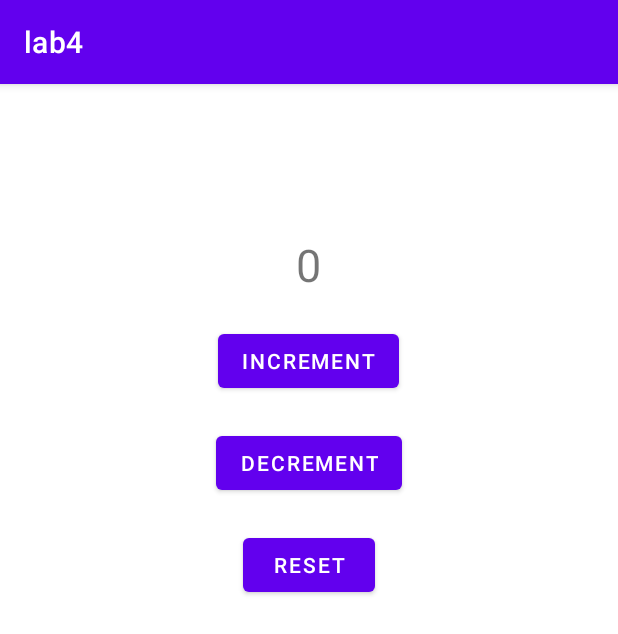
After one commit to accidentallogger/androidlab, an Android app: the lab4 screen opened directly, with no data from a screen before it, on a phone screen of 412 x 824 dp. The commit adds this screen. Shown: the top 634 px of the screen. Run offline under Robolectric (Android 15) with nearby library versions, the phone set to English and light mode, and no system bars.

Commit message:
lab4 changes intent.

```diff
--- a/app/src/main/java/com/example/androidlab/MainActivity.java
+++ b/app/src/main/java/com/example/androidlab/MainActivity.java
@@ -1,5 +1,6 @@
 package com.example.androidlab;
 
+import android.content.Intent;
 import android.media.MediaPlayer;
 import android.os.Bundle;
 import android.os.Handler;
@@ -27,6 +28,8 @@ public class MainActivity extends AppCompatActivity {
         button.setOnClickListener(new View.OnClickListener() {
             @Override
             public void onClick(View v) {
+                Intent intent = new Intent(MainActivity.this, com.example.androidlab.Activity2.class);
+                startActivity(intent);
                 if (!editText.getText().toString().isEmpty()) {
 
                     button.setText(editText.getText().toString());
--- /dev/null
+++ b/app/src/main/java/com/example/androidlab/lab4.java
@@ -0,0 +1,71 @@
+package com.example.androidlab;
+
+import android.content.Intent;
+import android.os.Bundle;
+import android.view.View;
+import android.widget.Button;
+import android.widget.TextView;
+import android.widget.Toast;
+
+import androidx.appcompat.app.AppCompatActivity;
+
+import com.example.androidlab.R;
+
+public class lab4 extends AppCompatActivity {
+
+    private int count = 0;
+    private TextView countText;
+    private Button incrementButton;
+    private Button decrementButton;
+    private Button resetButton;
+
+    @Override
+    protected void onCreate(Bundle savedInstanceState) {
+        super.onCreate(savedInstanceState);
+        setContentView(R.layout.lab4);
+
+        // Initialize the views
+
+        incrementButton = findViewById(R.id.incrementButton);
+        decrementButton = findViewById(R.id.decrementButton);
+        resetButton = findViewById(R.id.resetButton);
+        countText=findViewById(R.id.countText);
+        countText.setText(String.valueOf(count));
+        // Increment button functionality
+        incrementButton.setOnClickListener(new View.OnClickListener() {
+            @Override
+            public void onClick(View v) {
+                count++;
+                Intent intent = new Intent(lab4.this, com.example.androidlab.incrlab4.class);
+                intent.putExtra("message_key", String.valueOf(count));
+                startActivity(intent);
+
+                Toast.makeText(getApplicationContext(),"+",Toast.LENGTH_SHORT).show();
+            }
+        });
+
+        // Decrement button functionality
+        decrementButton.setOnClickListener(new View.OnClickListener() {
+            @Override
+            public void onClick(View v) {
+                count--;
+                Intent intent = new Intent(lab4.this, com.example.androidlab.decrlab4.class);
+                intent.putExtra("message_key", String.valueOf(count));
+                startActivity(intent);
+
+
+                Toast.makeText(getApplicationContext(),"-",Toast.LENGTH_SHORT).show();
+            }
+        });
+
+        // Reset button functionality
+        resetButton.setOnClickListener(new View.OnClickListener() {
+            @Override
+            public void onClick(View v) {
+                count = 0;
+                countText.setText(String.valueOf(count));
+                Toast.makeText(getApplicationContext(),"default set",Toast.LENGTH_SHORT).show();
+            }
+        });
+    }
+}
--- /dev/null
+++ b/app/src/main/res/layout/lab4.xml
@@ -0,0 +1,44 @@
+<?xml version="1.0" encoding="utf-8"?>
+<RelativeLayout xmlns:android="http://schemas.android.com/apk/res/android"
+    android:layout_width="match_parent"
+    android:layout_height="match_parent">
+    <TextView
+        android:id="@+id/countText"
+        android:layout_width="wrap_content"
+        android:layout_height="wrap_content"
+        android:text="0"
+        android:textSize="30sp"
+        android:layout_centerHorizontal="true"
+        android:layout_marginTop="100dp"
+        android:layout_alignParentTop="true"/>
+
+    <!-- Increment Button -->
+    <Button
+        android:id="@+id/incrementButton"
+        android:layout_width="wrap_content"
+        android:layout_height="wrap_content"
+        android:text="Increment"
+        android:layout_below="@id/countText"
+        android:layout_centerHorizontal="true"
+        android:layout_marginTop="20dp"/>
+
+    <!-- Decrement Button -->
+    <Button
+        android:id="@+id/decrementButton"
+        android:layout_width="wrap_content"
+        android:layout_height="wrap_content"
+        android:text="Decrement"
+        android:layout_below="@id/incrementButton"
+        android:layout_centerHorizontal="true"
+        android:layout_marginTop="20dp"/>
+
+    <!-- Reset Button -->
+    <Button
+        android:id="@+id/resetButton"
+        android:layout_width="wrap_content"
+        android:layout_height="wrap_content"
+        android:text="Reset"
+        android:layout_below="@id/decrementButton"
+        android:layout_centerHorizontal="true"
+        android:layout_marginTop="20dp"/>
+</RelativeLayout>
--- a/app/src/main/res/values/strings.xml
+++ b/app/src/main/res/values/strings.xml
@@ -1,3 +1,7 @@
 <resources>
     <string name="app_name">androidlab</string>
+    <string name="title_activity_lab4">lab4</string>
+    <string name="title_activity_calci">calci</string>
+    <string name="title_activity_lab4incri">lab4-increment</string>
+    <string name="title_activity_lab4decri">lab4-decrement</string>
 </resources>
--- a/build.gradle.kts
+++ b/build.gradle.kts
@@ -1,4 +1,6 @@
 // Top-level build file where you can add configuration options common to all sub-projects/modules.
 plugins {
     alias(libs.plugins.android.application) apply false
+    alias(libs.plugins.kotlin.android) apply false
+    alias(libs.plugins.kotlin.compose) apply false
 }
```
Also changed, not shown: app/build.gradle.kts (+21 -2 lines), app/src/main/AndroidManifest.xml (+31 -10 lines), app/src/main/java/com/example/androidlab/Activity2.java (added, +73 -0 lines), app/src/main/java/com/example/androidlab/calci.java (added, +7 -0 lines), app/src/main/java/com/example/androidlab/decrlab4.java (added, +76 -0 lines), app/src/main/java/com/example/androidlab/incrlab4.java (added, +77 -0 lines), app/src/main/res/layout/activity2.xml (added, +58 -0 lines), app/src/main/res/layout/calci.xml (added, +38 -0 lines), app/src/main/res/layout/decrlab4.xml (added, +46 -0 lines), app/src/main/res/layout/incrlab4.xml (added, +46 -0 lines), gradle/libs.versions.toml (+17 -1 lines), gradle/wrapper/gradle-wrapper.properties.
